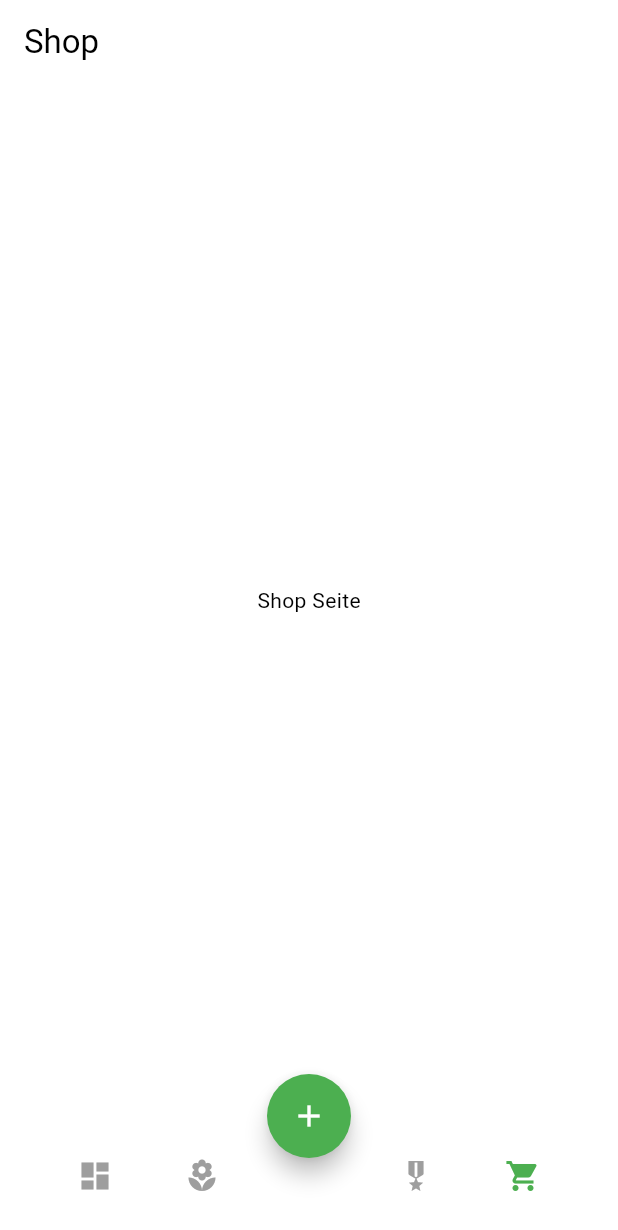
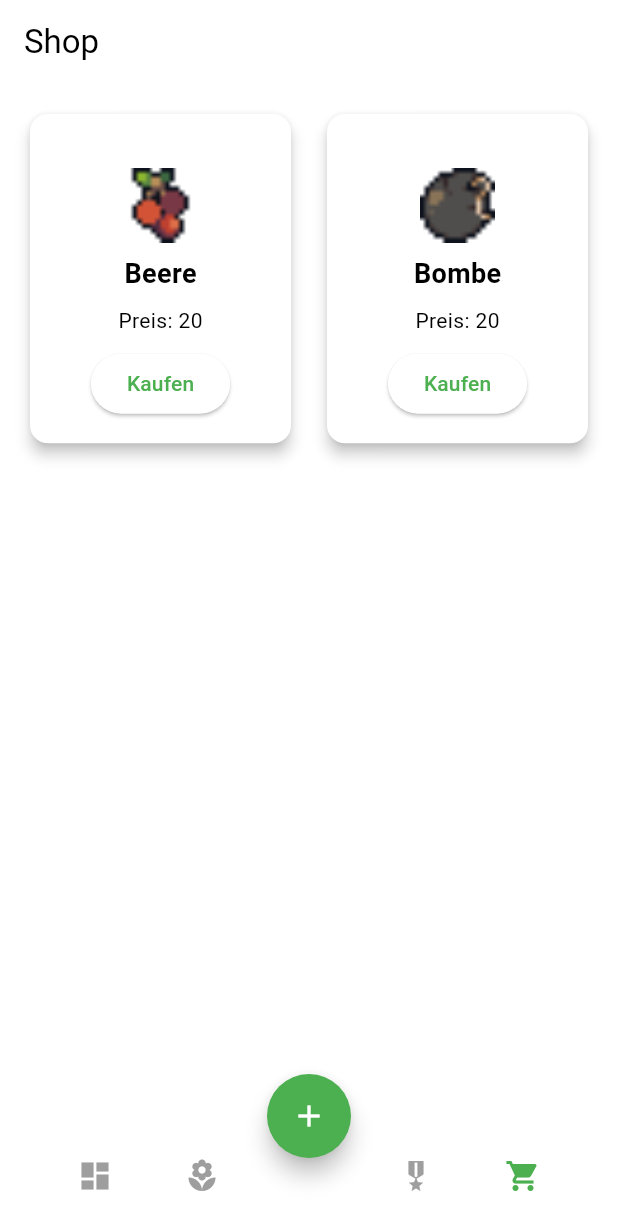
Before and after one commit to PatriceTeuber/GreenGuardian, a Flutter app: the screen it shows after launch, item 4 of the bottom bar chosen, on a phone screen of 412 x 824 dp. Shown: the top 1230 px of the screen. Run offline on Flutter 3.47's test engine with Material 3 defaults, Android fonts, the light colour scheme and no system bars; missing offline and left inert: flame, flame_audio; network calls fail.

Commit message:
PlantGame globalised, shop, child items, bug fixing

```diff
--- /dev/null
+++ b/lib/game/Shop.dart
@@ -0,0 +1,108 @@
+import 'package:flip_card/flip_card.dart';
+import 'package:flutter/material.dart';
+import 'package:green_guardian/game/entities/items/BerryItem.dart';
+import 'package:green_guardian/game/entities/items/BombItem.dart';
+import 'package:green_guardian/game/entities/items/Item.dart';
+
+import 'PlantGame.dart';
+
+class Shop extends StatelessWidget {
+  final PlantGame plantGame;
+  Shop({super.key, required this.plantGame});
+
+  // Beispielhafte Liste von Shop-Items
+  final List<Item> shopItems = [
+    BerryItem(),
+    BombItem()
+    // Weitere Items hier...
+  ];
+
+  @override
+  Widget build(BuildContext context) {
+    return Scaffold(
+      appBar: AppBar(
+        title: const Text('Shop'),
+      ),
+      body: Padding(
+        padding: const EdgeInsets.all(16),
+        child: GridView.builder(
+          gridDelegate: const SliverGridDelegateWithFixedCrossAxisCount(
+            crossAxisCount: 2, // Zwei Items pro Zeile
+            crossAxisSpacing: 16,
+            mainAxisSpacing: 16,
+            childAspectRatio: 0.8,
+          ),
+          itemCount: shopItems.length,
+          itemBuilder: (context, index) {
+            final item = shopItems[index];
+            return FlipCard(
+              direction: FlipDirection.HORIZONTAL, // oder vertical, je nach Präferenz
+              front: Card(
+                elevation: 4,
+                shape: RoundedRectangleBorder(
+                  borderRadius: BorderRadius.circular(12),
+                ),
+                child: Column(
+                  mainAxisAlignment: MainAxisAlignment.center,
+                  children: [
+                    // Icon etwas tiefer positionieren
+                    Padding(
+                      padding: const EdgeInsets.only(top: 20.0),
+                      child: Image.asset(
+                        item.assetPath,
+                        width: 50,
+                        height: 50,
+                        fit: BoxFit.contain,
+                      ),
+                    ),
+                    const SizedBox(height: 8),
+                    Text(
+                      item.name,
+                      style: const TextStyle(fontSize: 18, fontWeight: FontWeight.bold),
+                    ),
+                    const SizedBox(height: 8),
+                    Text('Preis: ${item.price}'),
+                    const SizedBox(height: 8),
+                    ElevatedButton(
+                      onPressed: () {
+                        if (plantGame.currency >= item.price) {
+                          plantGame.currency -= item.price;
+                          plantGame.inventory.add(item);
+                        }
+                      },
+                      child: const Text('Kaufen'),
+                    ),
+                  ],
+                ),
+              ),
+              back: Card(
+                elevation: 4,
+                shape: RoundedRectangleBorder(
+                  borderRadius: BorderRadius.circular(12),
+                ),
+                child: Padding(
+                  padding: const EdgeInsets.all(16.0),
+                  child: Column(
+                    mainAxisAlignment: MainAxisAlignment.center,
+                    children: [
+                      Text(
+                        item.name,
+                        style: const TextStyle(fontSize: 18, fontWeight: FontWeight.bold),
+                      ),
+                      const SizedBox(height: 8),
+                      Text(
+                        item.description,
+                        textAlign: TextAlign.center,
+                      ),
+                      const SizedBox(height: 16),
+                    ],
+                  ),
+                ),
+              ),
+            );
+          },
+        ),
+      ),
+    );
+  }
+}
--- /dev/null
+++ b/lib/game/entities/items/BerryItem.dart
@@ -0,0 +1,22 @@
+import 'dart:math';
+import 'Item.dart';
+
+class BerryItem extends Item {
+
+  BerryItem({
+    String name = "Beere",
+    String assetPath = "assets/images/items/Berry.png",
+    double value = 10,
+    int price = 20,
+    String description = "Eine Beere, die bei Verzehr etwas HP wiederherstellt.",
+
+  }) : super(
+        name: name,
+        assetPath: assetPath,
+        effect: 'Heilt',
+        value: value,
+        price: price,
+        description: description,
+        randomAddition: Random().nextInt(15)+1
+      );
+}
--- /dev/null
+++ b/lib/game/entities/items/BombItem.dart
@@ -0,0 +1,23 @@
+
+import 'dart:math';
+
+import 'Item.dart';
+
+class BombItem extends Item {
+
+  BombItem({
+    String name = "Bombe",
+    String assetPath = "assets/images/items/defaultBomb.png",
+    double value = 15,
+    int price = 20,
+    String description = "Eine Bombe die dem Gegner etwas Schaden hinzufügt.",
+  }) : super(
+    name: name,
+    assetPath: assetPath,
+    effect: 'Boss-Schaden',
+    value: value,
+    price: price,
+    description: description,
+    randomAddition: Random().nextInt(10)+1,
+  );
+}
--- a/lib/game/entities/Item.dart
+++ b/lib/game/entities/items/Item.dart
@@ -3,8 +3,14 @@ class Item {
   final String assetPath;
   final String effect; // z. B. "Heilt" oder "Boss-Schaden"
   final double value;
+  final int price;
+  final String description;
+  final int randomAddition;
 
   Item({
+    required this.randomAddition,
+    required this.description,
+    required this.price,
     required this.name,
     required this.assetPath,
     required this.effect,
--- a/lib/main.dart
+++ b/lib/main.dart
@@ -1,4 +1,5 @@
 import 'package:flutter/material.dart';
+import 'package:green_guardian/game/PlantGame.dart';
 import 'package:green_guardian/pages/home_screen.dart';
 
 void main() {
--- a/lib/pages/battle_page.dart
+++ b/lib/pages/battle_page.dart
@@ -7,11 +7,11 @@ import '../game/entities/overlays/LoseScreenOverlay.dart';
 import '../game/entities/overlays/WinScreenOverlay.dart';
 
 class BattlePage extends StatelessWidget {
-  const BattlePage({super.key});
+  final PlantGame plantGame;
+  const BattlePage({super.key, required this.plantGame});
 
   @override
   Widget build(BuildContext context) {
-    final plantGame = PlantGame();
     return Scaffold(
       body: Stack(
         children: [
--- a/lib/pages/home_screen.dart
+++ b/lib/pages/home_screen.dart
@@ -1,4 +1,6 @@
 import 'package:flutter/material.dart';
+import 'package:flutter/services.dart';
+import '../game/PlantGame.dart';
 import 'dashboard_page.dart';
 import 'plant_overview_page.dart';
 import 'battle_page.dart';
@@ -15,13 +17,8 @@ class _HomeScreenState extends State<HomeScreen> {
   // Standardmäßig wird die Pflanzenübersicht angezeigt.
   int _selectedIndex = 1;
 
-  final List<Widget> _pages = [
-    const DashboardPage(),
-    const PlantOverviewPage(),
-    const BattlePage(),
-    const ShopPage(),
-  ];
-
+  late final PlantGame plantGame;
+  late List<Widget> _pages = [];
   void _onItemTapped(int index) {
     setState(() {
       _selectedIndex = index;
@@ -33,6 +30,18 @@ class _HomeScreenState extends State<HomeScreen> {
     ScaffoldMessenger.of(context).showSnackBar(
       const SnackBar(content: Text('Neue Pflanze hinzufügen')),
     );
+  }
+
+  @override
+  void initState() {
+    super.initState();
+    plantGame = PlantGame();
+    _pages = [
+      const DashboardPage(),
+      const PlantOverviewPage(),
+      BattlePage(plantGame: plantGame),
+      ShopPage(plantGame: plantGame),
+    ];
   }
 
   @override
--- a/lib/pages/shop_page.dart
+++ b/lib/pages/shop_page.dart
@@ -1,17 +1,16 @@
 import 'package:flutter/material.dart';
 
+import '../game/PlantGame.dart';
+import '../game/Shop.dart';
+
 class ShopPage extends StatelessWidget {
-  const ShopPage({super.key});
+  final PlantGame plantGame;
+  const ShopPage({super.key, required this.plantGame});
 
   @override
   Widget build(BuildContext context) {
     return Scaffold(
-      appBar: AppBar(
-        title: const Text('Shop'),
-      ),
-      body: const Center(
-        child: Text('Shop Seite'),
-      ),
+      body: Shop(plantGame: plantGame),
     );
   }
 }
--- a/pubspec.yaml
+++ b/pubspec.yaml
@@ -37,6 +37,7 @@ dependencies:
   cupertino_icons: ^1.0.6
   flame: ^1.25.0
   flame_audio: ^2.11.0
+  flip_card: ^0.7.0
 
 dev_dependencies:
   flutter_test:
```
Also changed, not shown: lib/game/PlantGame.dart (+6 -58 lines), lib/game/entities/effects/ExplosionItemEffect.dart (+7 -4 lines), lib/game/entities/effects/HealEffect.dart (+9 -2 lines), pubspec.lock.
